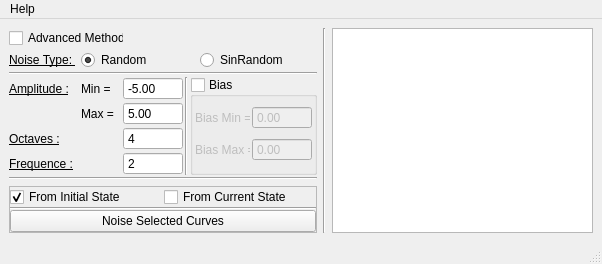
Old version of the form tools/maya/anim/noiseAnimCurve/ui/noiseAnimCurve.ui in the repository snaress/bank.
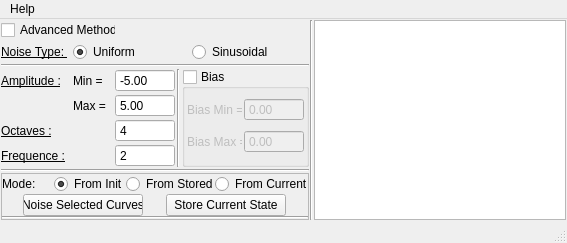
New version of the form.

Commit message: noiseAnimCurve: Move random generation to lib/system/procMath

```diff
--- a/tools/maya/anim/noiseAnimCurve/ui/noiseAnimCurve.ui
+++ b/tools/maya/anim/noiseAnimCurve/ui/noiseAnimCurve.ui
@@ -6,15 +6,21 @@
    <rect>
     <x>0</x>
     <y>0</y>
-    <width>602</width>
-    <height>254</height>
+    <width>567</width>
+    <height>235</height>
    </rect>
   </property>
   <property name="windowTitle">
    <string>Noise Anim Curve</string>
   </property>
   <widget class="QWidget" name="centralwidget">
-   <layout class="QGridLayout" name="gridLayout_3">
+   <layout class="QGridLayout" name="gridLayout_2">
+    <property name="margin">
+     <number>1</number>
+    </property>
+    <property name="spacing">
+     <number>1</number>
+    </property>
     <item row="0" column="0">
      <layout class="QGridLayout" name="slSimpleZone">
       <property name="spacing">
@@ -76,7 +82,7 @@
           <item>
            <widget class="QRadioButton" name="rbRandom">
             <property name="text">
-             <string>Random</string>
+             <string>Uniform</string>
             </property>
             <property name="checked">
              <bool>true</bool>
@@ -86,7 +92,7 @@
           <item>
            <widget class="QRadioButton" name="rbSinRandom">
             <property name="text">
-             <string>SinRandom</string>
+             <string>Sinusoidal</string>
             </property>
            </widget>
           </item>
@@ -498,9 +504,40 @@
           <number>2</number>
          </property>
          <item>
-          <widget class="QCheckBox" name="cbInitialState">
+          <widget class="QLabel" name="lMode">
+           <property name="minimumSize">
+            <size>
+             <width>50</width>
+             <height>0</height>
+            </size>
+           </property>
+           <property name="maximumSize">
+            <size>
+             <width>50</width>
+             <height>16777215</height>
+            </size>
+           </property>
            <property name="text">
-            <string>From Initial State</string>
+            <string>Mode:</string>
+           </property>
+          </widget>
+         </item>
+         <item>
+          <widget class="QRadioButton" name="rbInit">
+           <property name="minimumSize">
+            <size>
+             <width>70</width>
+             <height>0</height>
+            </size>
+           </property>
+           <property name="maximumSize">
+            <size>
+             <width>70</width>
+             <height>16777215</height>
+            </size>
+           </property>
+           <property name="text">
+            <string>From Init</string>
            </property>
            <property name="checked">
             <bool>true</bool>
@@ -511,24 +548,50 @@
           </widget>
          </item>
          <item>
-          <widget class="QCheckBox" name="cbCurrentState">
+          <widget class="QRadioButton" name="rbStored">
+           <property name="minimumSize">
+            <size>
+             <width>70</width>
+             <height>0</height>
+            </size>
+           </property>
+           <property name="maximumSize">
+            <size>
+             <width>16777215</width>
+             <height>16777215</height>
+            </size>
+           </property>
            <property name="text">
-            <string>From Current State</string>
+            <string>From Stored</string>
            </property>
-           <property name="autoExclusive">
-            <bool>true</bool>
+          </widget>
+         </item>
+         <item>
+          <widget class="QRadioButton" name="rbCurrent">
+           <property name="minimumSize">
+            <size>
+             <width>65</width>
+             <height>0</height>
+            </size>
+           </property>
+           <property name="maximumSize">
+            <size>
+             <width>16777215</width>
+             <height>16777215</height>
+            </size>
+           </property>
+           <property name="text">
+            <string>From Current</string>
            </property>
           </widget>
          </item>
         </layout>
        </item>
        <item>
-        <widget class="Line" name="line_4">
-         <property name="orientation">
-          <enum>Qt::Horizontal</enum>
+        <layout class="QHBoxLayout" name="horizontalLayout">
+         <property name="spacing">
+          <number>2</number>
          </property>
-        </widget>
-       </item>
        <item>
         <widget class="QPushButton" name="bNoiseSimple">
          <property name="sizePolicy">
@@ -545,7 +608,7 @@
          </property>
          <property name="maximumSize">
           <size>
-           <width>16777215</width>
+             <width>120</width>
            <height>16777215</height>
           </size>
          </property>
@@ -554,6 +617,34 @@
          </property>
         </widget>
        </item>
+         <item>
+          <widget class="QPushButton" name="pushButton">
+           <property name="minimumSize">
+            <size>
+             <width>120</width>
+             <height>0</height>
+            </size>
+           </property>
+           <property name="maximumSize">
+            <size>
+             <width>120</width>
+             <height>16777215</height>
+            </size>
+           </property>
+           <property name="text">
+            <string>Store Current State</string>
+           </property>
+          </widget>
+         </item>
+        </layout>
+       </item>
+       <item>
+        <widget class="Line" name="line_4">
+         <property name="orientation">
+          <enum>Qt::Horizontal</enum>
+         </property>
+        </widget>
+       </item>
       </layout>
      </widget>
     </item>
@@ -564,7 +655,7 @@
     <rect>
      <x>0</x>
      <y>0</y>
-     <width>602</width>
+     <width>567</width>
      <height>21</height>
     </rect>
    </property>
```
Left out of the diff: 7 changed lines with no effect on the pictures. Lines whose indentation alone changed are shown as unchanged. The commit also changes 2 other files.
